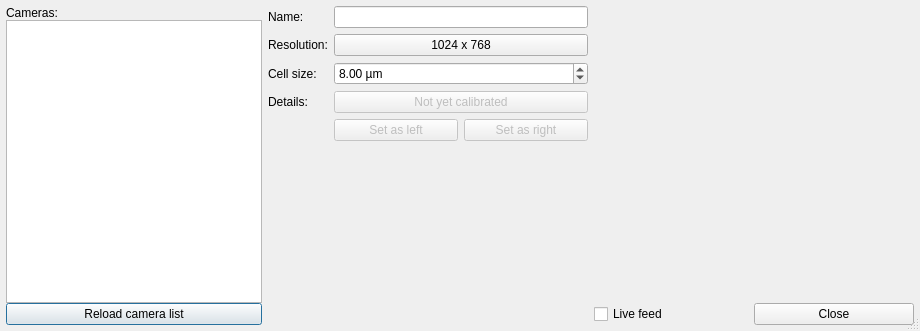
Above: gui/camerasettingsdialog.ui from ryaninvents/PicoScan before the change. Below: the same form after it.
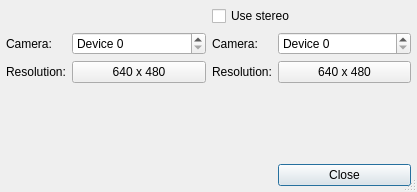
That is the form after the change. Icons and pictures are not drawn. Custom widgets are drawn as their Qt base class.

Commit message:
revamped (simplified massively) the cam settings ui.
(deleted a ton, my soul hurts)

Patch:
```diff
--- a/gui/camerasettingsdialog.ui
+++ b/gui/camerasettingsdialog.ui
@@ -9,8 +9,8 @@
    <rect>
     <x>0</x>
     <y>0</y>
-    <width>920</width>
-    <height>331</height>
+    <width>417</width>
+    <height>192</height>
    </rect>
   </property>
   <property name="windowTitle">
@@ -26,221 +26,125 @@
   <property name="modal">
    <bool>true</bool>
   </property>
-  <layout class="QHBoxLayout" name="horizontalLayout_2">
-   <property name="spacing">
-    <number>6</number>
-   </property>
+  <layout class="QGridLayout" name="gridLayout">
    <property name="margin">
     <number>6</number>
    </property>
-   <item>
-    <layout class="QVBoxLayout" name="cameraListPanel">
-     <property name="spacing">
-      <number>0</number>
+   <item row="4" column="3">
+    <widget class="QPushButton" name="closeButton">
+     <property name="text">
+      <string>Close</string>
      </property>
-     <item>
-      <widget class="QLabel" name="label">
-       <property name="text">
-        <string>Cameras:</string>
-       </property>
-      </widget>
-     </item>
-     <item>
-      <widget class="QListWidget" name="listWidget">
-       <property name="sizePolicy">
-        <sizepolicy hsizetype="Minimum" vsizetype="Expanding">
-         <horstretch>0</horstretch>
-         <verstretch>0</verstretch>
-        </sizepolicy>
-       </property>
-      </widget>
-     </item>
-     <item>
-      <layout class="QHBoxLayout" name="horizontalLayout">
-       <property name="spacing">
-        <number>0</number>
-       </property>
-       <item>
-        <widget class="QPushButton" name="refreshCameras">
-         <property name="minimumSize">
-          <size>
-           <width>16</width>
-           <height>0</height>
-          </size>
-         </property>
-         <property name="text">
-          <string>Reload camera list</string>
-         </property>
-         <property name="icon">
-          <iconset resource="icons.qrc">
-           <normaloff>:/oxygen/icons/oxygen/view-refresh.png</normaloff>:/oxygen/icons/oxygen/view-refresh.png</iconset>
-         </property>
-         <property name="iconSize">
-          <size>
-           <width>16</width>
-           <height>16</height>
-          </size>
-         </property>
-        </widget>
-       </item>
-      </layout>
-     </item>
-    </layout>
+    </widget>
    </item>
-   <item>
-    <layout class="QFormLayout" name="cameraSettingsPanel">
-     <property name="fieldGrowthPolicy">
-      <enum>QFormLayout::AllNonFixedFieldsGrow</enum>
+   <item row="1" column="0">
+    <widget class="QLabel" name="label">
+     <property name="text">
+      <string>Camera:</string>
      </property>
-     <item row="0" column="0">
-      <widget class="QLabel" name="label_2">
-       <property name="text">
-        <string>Name:</string>
-       </property>
-      </widget>
-     </item>
-     <item row="0" column="1">
-      <widget class="QLineEdit" name="camName"/>
-     </item>
-     <item row="1" column="0">
-      <widget class="QLabel" name="label_5">
-       <property name="text">
-        <string>Resolution:</string>
-       </property>
-      </widget>
-     </item>
-     <item row="1" column="1">
-      <widget class="QPushButton" name="resolution">
-       <property name="text">
-        <string>1024 x 768</string>
-       </property>
-      </widget>
-     </item>
-     <item row="2" column="0">
-      <widget class="QLabel" name="label_6">
-       <property name="text">
-        <string>Cell size:</string>
-       </property>
-      </widget>
-     </item>
-     <item row="2" column="1">
-      <widget class="QDoubleSpinBox" name="cellSize">
-       <property name="suffix">
-        <string> µm</string>
-       </property>
-       <property name="minimum">
-        <double>0.100000000000000</double>
-       </property>
-       <property name="singleStep">
-        <double>0.100000000000000</double>
-       </property>
-       <property name="value">
-        <double>8.000000000000000</double>
-       </property>
-      </widget>
-     </item>
-     <item row="3" column="0">
-      <widget class="QLabel" name="label_7">
-       <property name="text">
-        <string>Details:</string>
-       </property>
-      </widget>
-     </item>
-     <item row="3" column="1">
-      <widget class="QPushButton" name="calibrationDetails">
-       <property name="enabled">
-        <bool>false</bool>
-       </property>
-       <property name="text">
-        <string>Not yet calibrated</string>
-       </property>
-      </widget>
-     </item>
-     <item row="4" column="1">
-      <layout class="QHBoxLayout" name="horizontalLayout_4">
-       <item>
-        <widget class="QPushButton" name="setLeft">
-         <property name="enabled">
-          <bool>false</bool>
-         </property>
-         <property name="text">
-          <string>Set as left</string>
-         </property>
-        </widget>
-       </item>
-       <item>
-        <widget class="QPushButton" name="setRight">
-         <property name="enabled">
-          <bool>false</bool>
-         </property>
-         <property name="text">
-          <string>Set as right</string>
-         </property>
-        </widget>
-       </item>
-      </layout>
-     </item>
-    </layout>
+    </widget>
    </item>
-   <item>
-    <layout class="QVBoxLayout" name="previewPanel">
-     <property name="spacing">
-      <number>0</number>
+   <item row="2" column="1">
+    <widget class="QPushButton" name="firstRes">
+     <property name="sizePolicy">
+      <sizepolicy hsizetype="MinimumExpanding" vsizetype="Fixed">
+       <horstretch>0</horstretch>
+       <verstretch>0</verstretch>
+      </sizepolicy>
      </property>
-     <item>
-      <widget class="CameraStreamWidget" name="preview" native="true">
-       <property name="sizePolicy">
-        <sizepolicy hsizetype="MinimumExpanding" vsizetype="MinimumExpanding">
-         <horstretch>0</horstretch>
-         <verstretch>0</verstretch>
-        </sizepolicy>
-       </property>
-       <property name="minimumSize">
-        <size>
-         <width>320</width>
-         <height>240</height>
-        </size>
-       </property>
-      </widget>
-     </item>
-     <item>
-      <layout class="QHBoxLayout" name="horizontalLayout_3">
-       <item>
-        <widget class="QCheckBox" name="liveFeed">
-         <property name="text">
-          <string>Live feed</string>
-         </property>
-         <property name="checked">
-          <bool>false</bool>
-         </property>
-        </widget>
-       </item>
-       <item>
-        <widget class="QPushButton" name="closeButton">
-         <property name="text">
-          <string>Close</string>
-         </property>
-        </widget>
-       </item>
-      </layout>
-     </item>
-    </layout>
+     <property name="text">
+      <string>640 x 480</string>
+     </property>
+    </widget>
+   </item>
+   <item row="1" column="1">
+    <widget class="QSpinBox" name="firstDevice">
+     <property name="sizePolicy">
+      <sizepolicy hsizetype="MinimumExpanding" vsizetype="Fixed">
+       <horstretch>0</horstretch>
+       <verstretch>0</verstretch>
+      </sizepolicy>
+     </property>
+     <property name="prefix">
+      <string>Device </string>
+     </property>
+     <property name="maximum">
+      <number>3</number>
+     </property>
+    </widget>
+   </item>
+   <item row="2" column="0">
+    <widget class="QLabel" name="label_2">
+     <property name="text">
+      <string>Resolution:</string>
+     </property>
+    </widget>
+   </item>
+   <item row="0" column="2" colspan="2">
+    <widget class="QCheckBox" name="useStereo">
+     <property name="text">
+      <string>Use stereo</string>
+     </property>
+    </widget>
+   </item>
+   <item row="1" column="2">
+    <widget class="QLabel" name="label_3">
+     <property name="text">
+      <string>Camera:</string>
+     </property>
+    </widget>
+   </item>
+   <item row="2" column="2">
+    <widget class="QLabel" name="label_4">
+     <property name="text">
+      <string>Resolution:</string>
+     </property>
+    </widget>
+   </item>
+   <item row="1" column="3">
+    <widget class="QSpinBox" name="secondDevice">
+     <property name="sizePolicy">
+      <sizepolicy hsizetype="MinimumExpanding" vsizetype="Fixed">
+       <horstretch>0</horstretch>
+       <verstretch>0</verstretch>
+      </sizepolicy>
+     </property>
+     <property name="prefix">
+      <string>Device </string>
+     </property>
+     <property name="maximum">
+      <number>3</number>
+     </property>
+    </widget>
+   </item>
+   <item row="2" column="3">
+    <widget class="QPushButton" name="secondRes">
+     <property name="sizePolicy">
+      <sizepolicy hsizetype="MinimumExpanding" vsizetype="Fixed">
+       <horstretch>0</horstretch>
+       <verstretch>0</verstretch>
+      </sizepolicy>
+     </property>
+     <property name="text">
+      <string>640 x 480</string>
+     </property>
+    </widget>
+   </item>
+   <item row="3" column="3">
+    <spacer name="verticalSpacer">
+     <property name="orientation">
+      <enum>Qt::Vertical</enum>
+     </property>
+     <property name="sizeHint" stdset="0">
+      <size>
+       <width>20</width>
+       <height>40</height>
+      </size>
+     </property>
+    </spacer>
    </item>
   </layout>
  </widget>
- <customwidgets>
-  <customwidget>
-   <class>CameraStreamWidget</class>
-   <extends>QWidget</extends>
-   <header>gui/camerastreamwidget.h</header>
-   <container>1</container>
-   <slots>
-    <slot>toggleCameraStream(bool)</slot>
-    <slot>stopCameraStream()</slot>
-    <slot>closeCameraStream()</slot>
-   </slots>
-  </customwidget>
- </customwidgets>
  <resources>
   <include location="icons.qrc"/>
  </resources>
```
Left out of the diff: 112 changed lines with no effect on the pictures. The commit also changes 2 other files.
